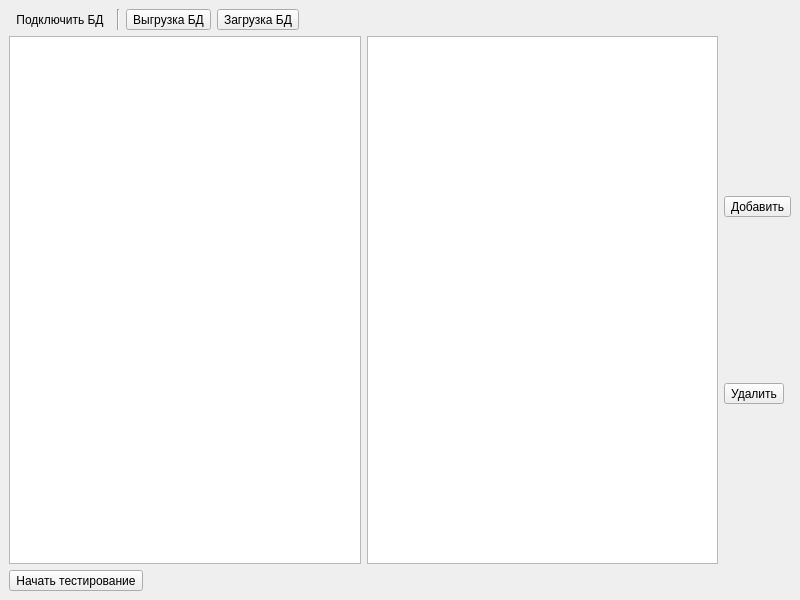
First picture: the form in src/mainwindow.ui, repository l0gic-bomb/QtStudyEnglish, before the edit.
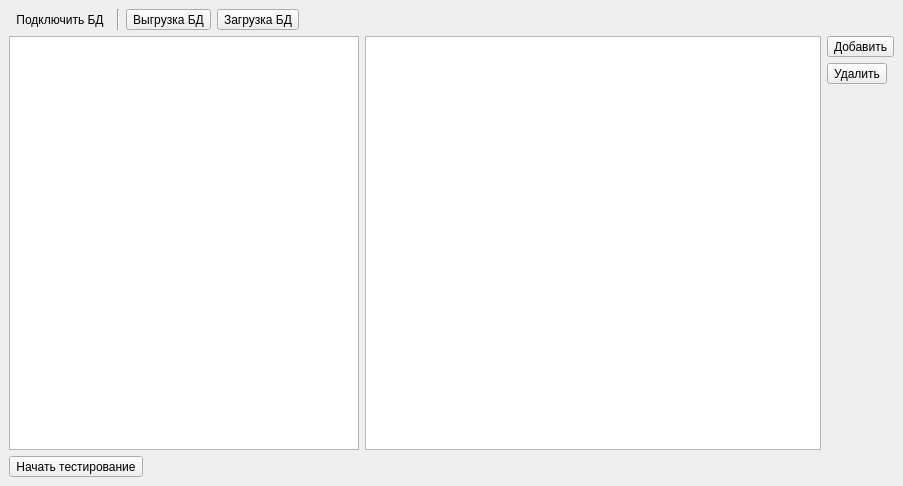
Second picture: the form after the edit. Icons and pictures are not drawn.

```diff
--- a/src/mainwindow.ui
+++ b/src/mainwindow.ui
@@ -6,8 +6,8 @@
    <rect>
     <x>0</x>
     <y>0</y>
-    <width>800</width>
-    <height>600</height>
+    <width>903</width>
+    <height>486</height>
    </rect>
   </property>
   <property name="windowTitle">
@@ -90,11 +90,17 @@
       <item>
        <widget class="QTableView" name="left_view">
         <property name="sizePolicy">
-         <sizepolicy hsizetype="Expanding" vsizetype="Expanding">
-          <horstretch>0</horstretch>
-          <verstretch>0</verstretch>
+         <sizepolicy hsizetype="Minimum" vsizetype="Minimum">
+          <horstretch>10</horstretch>
+          <verstretch>10</verstretch>
          </sizepolicy>
         </property>
+        <property name="maximumSize">
+         <size>
+          <width>350</width>
+          <height>10000</height>
+         </size>
+        </property>
        </widget>
       </item>
       <item>
@@ -116,6 +122,19 @@
           </property>
          </widget>
         </item>
+        <item>
+         <spacer name="verticalSpacer">
+          <property name="orientation">
+           <enum>Qt::Vertical</enum>
+          </property>
+          <property name="sizeHint" stdset="0">
+           <size>
+            <width>20</width>
+            <height>40</height>
+           </size>
+          </property>
+         </spacer>
+        </item>
        </layout>
       </item>
      </layout>
```
Left out of the diff: 4 changed lines with no effect on the pictures.
